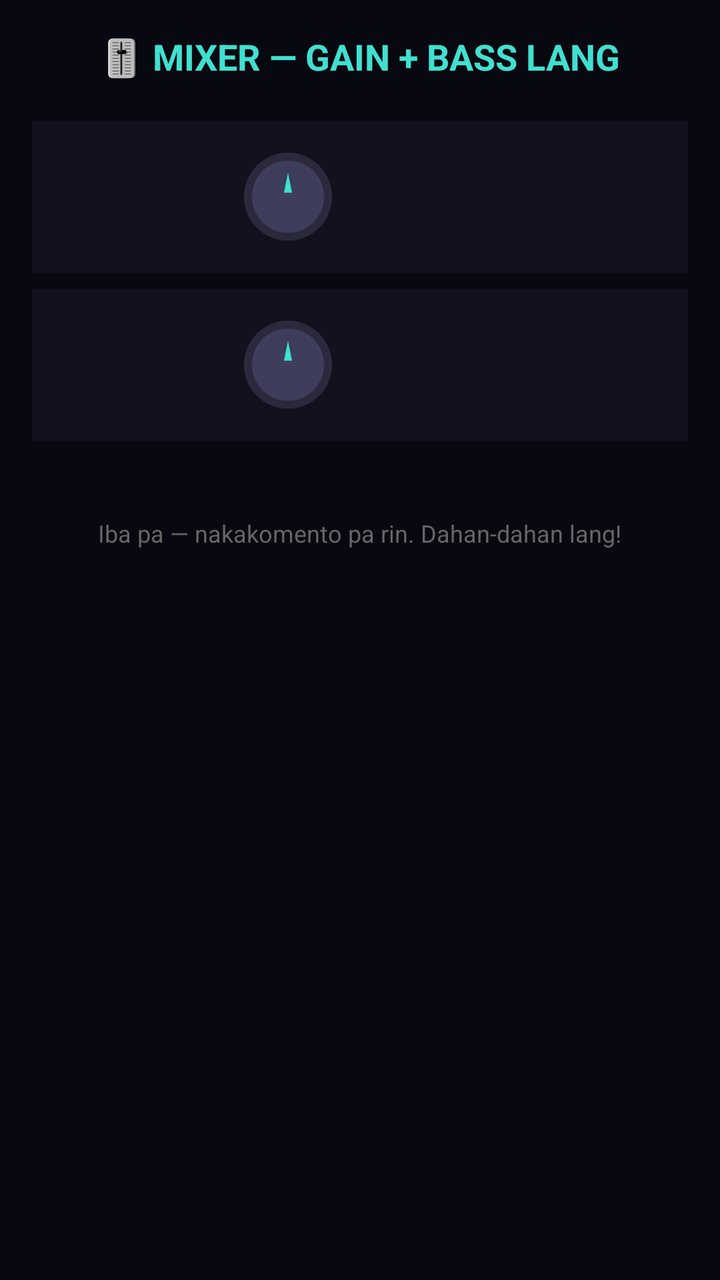
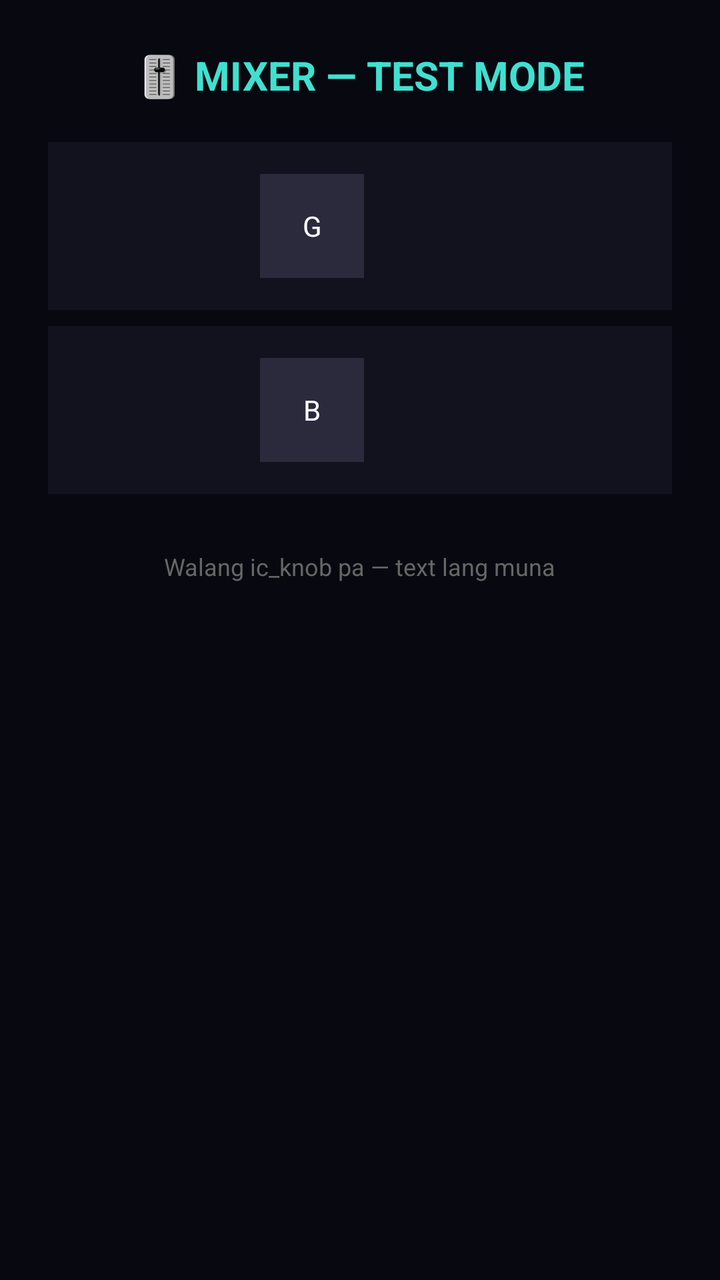

Two renders of the same Android screen: before a commit and after it. Below are the layout's source before the change and the commit's diff.
<!-- AndroidManifest.xml: activity theme Theme.AppCompat.Light.NoActionBar -->
<!-- res/layout/fragment_mixer.xml -->
<?xml version="1.0" encoding="utf-8"?>
<ScrollView
    xmlns:android="http://schemas.android.com/apk/res/android"
    android:layout_width="match_parent"
    android:layout_height="match_parent"
    android:background="#080810"
    android:fillViewport="true">

    <LinearLayout
        android:layout_width="match_parent"
        android:layout_height="wrap_content"
        android:orientation="vertical"
        android:padding="16dp">

        <TextView
            android:layout_width="wrap_content"
            android:layout_height="wrap_content"
            android:text="🎚️ MIXER — GAIN + BASS LANG"
            android:textColor="#40E0D0"
            android:textSize="18sp"
            android:textStyle="bold"
            android:layout_gravity="center_horizontal"
            android:layout_marginBottom="20dp"/>

        
        
        
        <LinearLayout
            android:layout_width="match_parent"
            android:layout_height="wrap_content"
            android:orientation="horizontal"
            android:padding="12dp"
            android:gravity="center_vertical"
            android:background="#12121F"
            android:layout_marginBottom="8dp">
            <TextView android:layout_width="90dp" android:text="GAIN" android:textColor="#AAAAAA" android:textSize="14sp" android:textStyle="bold"/>
            <ImageView android:id="@+id/knob_gain" android:layout_width="52dp" android:layout_height="52dp" android:src="@drawable/ic_knob"/>
            <TextView android:id="@+id/val_gain" android:layout_width="60dp" android:text="0 dB" android:textColor="#FFFFFF" android:textSize="14sp" android:gravity="end"/>
        </LinearLayout>

        
        
        
        <LinearLayout
            android:layout_width="match_parent"
            android:layout_height="wrap_content"
            android:orientation="horizontal"
            android:padding="12dp"
            android:gravity="center_vertical"
            android:background="#12121F"
            android:layout_marginBottom="8dp">
            <TextView android:layout_width="90dp" android:text="BASS" android:textColor="#AAAAAA" android:textSize="14sp"/>
            <ImageView android:id="@+id/knob_bass" android:layout_width="52dp" android:layout_height="52dp" android:src="@drawable/ic_knob"/>
            <TextView android:id="@+id/val_bass" android:layout_width="60dp" android:text="0 dB" android:textColor="#FFFFFF" android:textSize="14sp" android:gravity="end"/>
        </LinearLayout>

        
        
        
        <TextView
            android:layout_width="wrap_content"
            android:layout_height="wrap_content"
            android:text="Iba pa — nakakomento pa rin. Dahan-dahan lang!"
            android:textColor="#666666"
            android:textSize="12sp"
            android:layout_gravity="center_horizontal"
            android:layout_marginTop="30dp"/>

    </LinearLayout>

</ScrollView>
<!-- resources referenced by this layout -->
<resources>
  <!-- drawable ic_knob (drawable) -->
  <?xml version="1.0" encoding="utf-8"?>
  <vector xmlns:android="http://schemas.android.com/apk/res/android"
      android:width="52dp"
      android:height="52dp"
      android:viewportWidth="52"
      android:viewportHeight="52">
      <path
          android:fillColor="#2A2A3C"
          android:pathData="M26,4C13.85,4 4,13.85 4,26s9.85,22 22,22 22,-9.85 22,-22S38.15,4 26,4z"/>
      <path
          android:fillColor="#3E3E5C"
          android:pathData="M26,8C15.94,8 8,15.94 8,26s7.94,18 18,18 18,-7.94 18,-18S36.06,8 26,8z"/>
      <path
          android:fillColor="#40E0D0"
          android:pathData="M26,14 L28,24 L24,24 Z"/>
  </vector>
</resources>

<!-- the commit's change to res/layout/fragment_mixer.xml (unified diff, before → after) -->
@@ -3,68 +3,57 @@
     xmlns:android="http://schemas.android.com/apk/res/android"
     android:layout_width="match_parent"
     android:layout_height="match_parent"
-    android:background="#080810"
-    android:fillViewport="true">
+    android:background="#080810">
 
     <LinearLayout
         android:layout_width="match_parent"
         android:layout_height="wrap_content"
         android:orientation="vertical"
-        android:padding="16dp">
+        android:padding="24dp"
+        android:gravity="center">
 
         <TextView
             android:layout_width="wrap_content"
             android:layout_height="wrap_content"
-            android:text="🎚️ MIXER — GAIN + BASS LANG"
+            android:text="🎚️ MIXER — TEST MODE"
             android:textColor="#40E0D0"
-            android:textSize="18sp"
+            android:textSize="20sp"
             android:textStyle="bold"
-            android:layout_gravity="center_horizontal"
             android:layout_marginBottom="20dp"/>
 
-        
-        
         
         <LinearLayout
             android:layout_width="match_parent"
             android:layout_height="wrap_content"
             android:orientation="horizontal"
-            android:padding="12dp"
-            android:gravity="center_vertical"
+            android:padding="16dp"
             android:background="#12121F"
             android:layout_marginBottom="8dp">
             <TextView android:layout_width="90dp" android:text="GAIN" android:textColor="#AAAAAA" android:textSize="14sp" android:textStyle="bold"/>
-            <ImageView android:id="@+id/knob_gain" android:layout_width="52dp" android:layout_height="52dp" android:src="@drawable/ic_knob"/>
-            <TextView android:id="@+id/val_gain" android:layout_width="60dp" android:text="0 dB" android:textColor="#FFFFFF" android:textSize="14sp" android:gravity="end"/>
+            <TextView android:layout_width="52dp" android:layout_height="52dp" android:background="#2A2A3C" android:gravity="center" android:text="G" android:textColor="#FFFFFF"/>
+            <TextView android:layout_width="60dp" android:text="0 dB" android:textColor="#FFFFFF" android:gravity="end" android:layout_marginStart="8dp"/>
         </LinearLayout>
 
-        
-        
         
         <LinearLayout
             android:layout_width="match_parent"
             android:layout_height="wrap_content"
             android:orientation="horizontal"
-            android:padding="12dp"
-            android:gravity="center_vertical"
+            android:padding="16dp"
             android:background="#12121F"
             android:layout_marginBottom="8dp">
             <TextView android:layout_width="90dp" android:text="BASS" android:textColor="#AAAAAA" android:textSize="14sp"/>
-            <ImageView android:id="@+id/knob_bass" android:layout_width="52dp" android:layout_height="52dp" android:src="@drawable/ic_knob"/>
-            <TextView android:id="@+id/val_bass" android:layout_width="60dp" android:text="0 dB" android:textColor="#FFFFFF" android:textSize="14sp" android:gravity="end"/>
+            <TextView android:layout_width="52dp" android:layout_height="52dp" android:background="#2A2A3C" android:gravity="center" android:text="B" android:textColor="#FFFFFF"/>
+            <TextView android:layout_width="60dp" android:text="0 dB" android:textColor="#FFFFFF" android:gravity="end" android:layout_marginStart="8dp"/>
         </LinearLayout>
 
-        
-        
-        
         <TextView
             android:layout_width="wrap_content"
             android:layout_height="wrap_content"
-            android:text="Iba pa — nakakomento pa rin. Dahan-dahan lang!"
+            android:text="Walang ic_knob pa — text lang muna"
             android:textColor="#666666"
             android:textSize="12sp"
-            android:layout_gravity="center_horizontal"
-            android:layout_marginTop="30dp"/>
+            android:layout_marginTop="20dp"/>
 
     </LinearLayout>
 
<!-- resource entries referenced after the edit -->
@@ -1,21 +1,5 @@
 <!-- resources referenced by this layout -->
 <resources>
-  <!-- drawable ic_knob (drawable) -->
-  <?xml version="1.0" encoding="utf-8"?>
-  <vector xmlns:android="http://schemas.android.com/apk/res/android"
-      android:width="52dp"
-      android:height="52dp"
-      android:viewportWidth="52"
-      android:viewportHeight="52">
-      <path
-          android:fillColor="#2A2A3C"
-          android:pathData="M26,4C13.85,4 4,13.85 4,26s9.85,22 22,22 22,-9.85 22,-22S38.15,4 26,4z"/>
-      <path
-          android:fillColor="#3E3E5C"
-          android:pathData="M26,8C15.94,8 8,15.94 8,26s7.94,18 18,18 18,-7.94 18,-18S36.06,8 26,8z"/>
-      <path
-          android:fillColor="#40E0D0"
-          android:pathData="M26,14 L28,24 L24,24 Z"/>
-  </vector>
+
 </resources>
 
